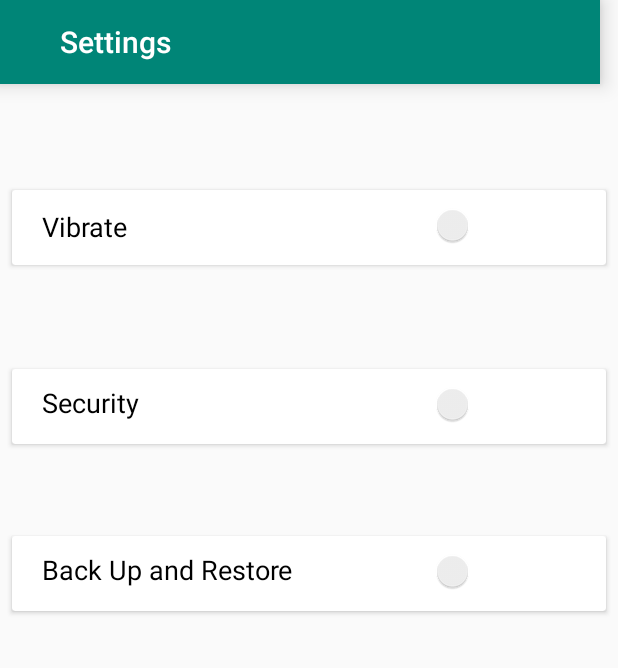
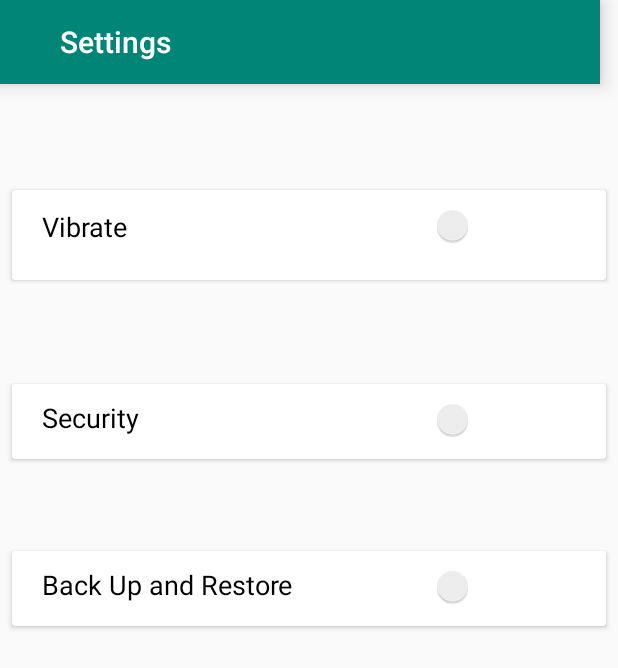
Before and after one commit to gadeelanikhil/Teacher_Companion, an Android app: the screen it shows after launch (settings), after a tap on an icon or button, on a phone screen of 412 x 824 dp. Shown: the top 668 px of the screen. Run offline under Robolectric (Android 15) with nearby library versions, the phone set to English and light mode, and no system bars.

Commit message:
Full Screen Mode Disabled

```diff
--- a/app/src/main/java/teratroopers/teachercompanion/MainActivity.java
+++ b/app/src/main/java/teratroopers/teachercompanion/MainActivity.java
@@ -17,9 +17,9 @@ public class MainActivity extends AppCompatActivity {
     @Override
     protected void onCreate(Bundle savedInstanceState) {
         super.onCreate(savedInstanceState);
-        requestWindowFeature(Window.FEATURE_NO_TITLE);
+       /* requestWindowFeature(Window.FEATURE_NO_TITLE);
         getWindow().setFlags(WindowManager.LayoutParams.FLAG_FULLSCREEN,
-                WindowManager.LayoutParams.FLAG_FULLSCREEN);
+                WindowManager.LayoutParams.FLAG_FULLSCREEN);*/
         setContentView(R.layout.activity_main);
         this.setRequestedOrientation(ActivityInfo.SCREEN_ORIENTATION_SENSOR_PORTRAIT);
 
--- a/app/src/main/res/layout-sw320dp/activity_settings.xml
+++ b/app/src/main/res/layout-sw320dp/activity_settings.xml
@@ -42,17 +42,17 @@
     </android.support.v7.widget.CardView>
 
     <android.support.v7.widget.CardView
+        android:id="@+id/cardView4"
         android:layout_width="0dp"
-        android:layout_height="50dp"
+        android:layout_height="60dp"
+        android:layout_marginTop="7dp"
         android:elevation="9dp"
-        tools:layout_constraintTop_creator="1"
-        tools:layout_constraintRight_creator="1"
+        app:layout_constraintLeft_toLeftOf="@+id/cardView3"
         app:layout_constraintRight_toRightOf="@+id/cardView3"
-        android:layout_marginTop="7dp"
         app:layout_constraintTop_toBottomOf="@+id/cardView3"
         tools:layout_constraintLeft_creator="1"
-        app:layout_constraintLeft_toLeftOf="@+id/cardView3"
-        android:id="@+id/cardView4">
+        tools:layout_constraintRight_creator="1"
+        tools:layout_constraintTop_creator="1">
 
         <TextView
             android:id="@+id/textView10"
--- a/app/src/main/res/layout-sw320dp/activity_take_attendence.xml
+++ b/app/src/main/res/layout-sw320dp/activity_take_attendence.xml
@@ -41,7 +41,8 @@
         android:id="@+id/present"
         android:layout_width="136dp"
         android:layout_height="48dp"
-        android:layout_marginStart="16dp"
+        android:layout_marginLeft="16dp"
+        android:layout_marginStart="26dp"
         android:autoSizeMaxTextSize="35sp"
         android:background="?attr/colorAccent"
         android:keyboardNavigationCluster="false"
@@ -50,6 +51,7 @@
         app:layout_constraintBottom_toBottomOf="@+id/absent"
         app:layout_constraintLeft_toLeftOf="parent"
         app:layout_constraintTop_toTopOf="@+id/absent"
+        app:layout_constraintVertical_bias="0.0"
         tools:ignore="HardcodedText,MissingConstraints"
         tools:layout_constraintBottom_creator="1"
         tools:layout_constraintLeft_creator="1"
@@ -66,7 +68,7 @@
         tools:layout_constraintRight_creator="1"
         tools:layout_constraintBottom_creator="1"
         app:layout_constraintBottom_toBottomOf="parent"
-        android:layout_marginEnd="16dp"
+        android:layout_marginEnd="26dp"
         app:layout_constraintRight_toRightOf="parent"
         android:layout_marginBottom="82dp" />
 
```
